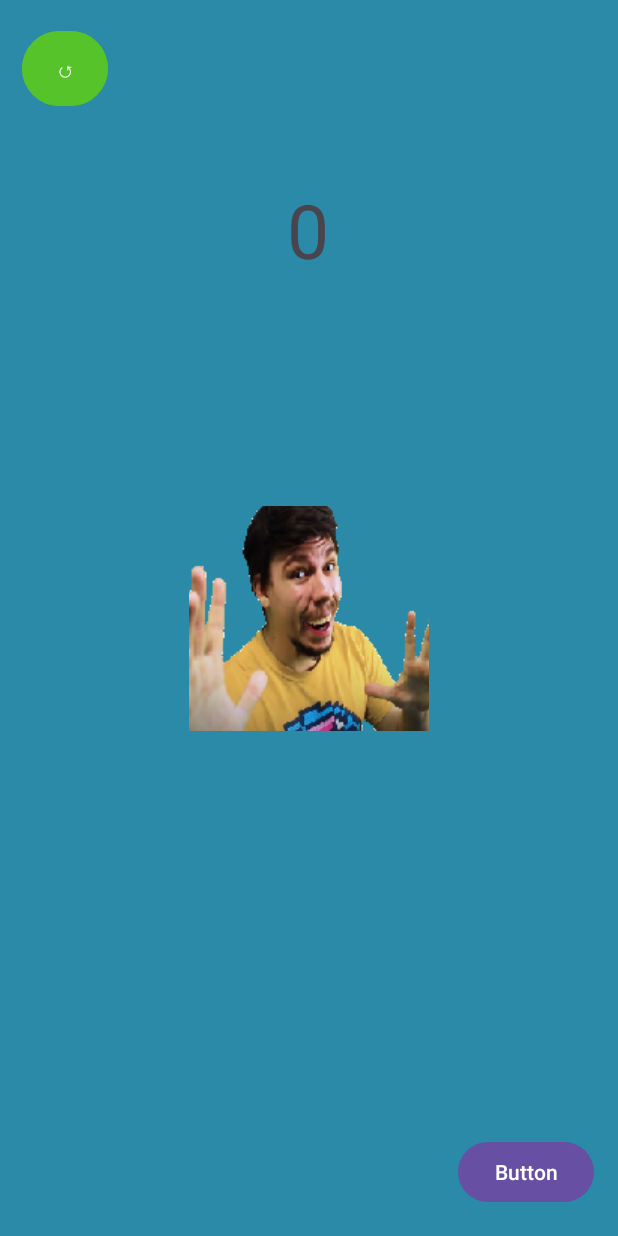
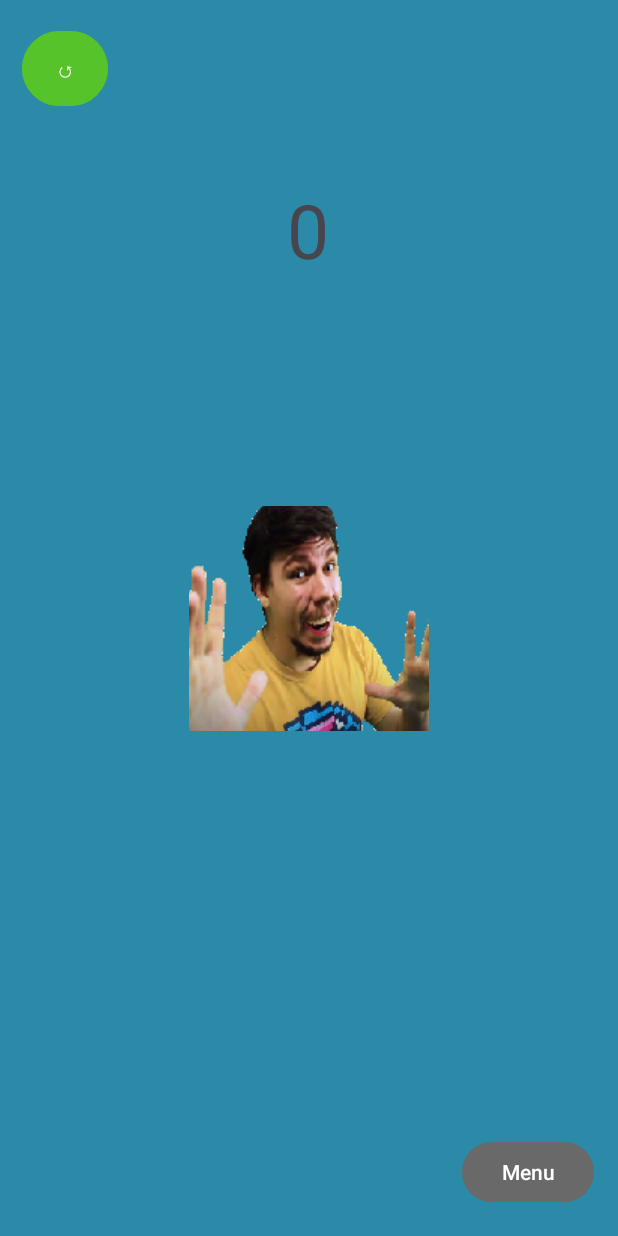
Before and after one commit to POTAP322/clicker, an Android app: the screen it shows after launch (MainActivity), on a phone screen of 412 x 824 dp. Run offline under Robolectric (Android 15) with nearby library versions, the phone set to English and light mode, and no system bars.

Commit message:
Доделал все темы + исправил баги с перезапуском

```diff
--- a/app/src/main/java/com/example/clicker/MainActivity.java
+++ b/app/src/main/java/com/example/clicker/MainActivity.java
@@ -16,6 +16,7 @@ import android.widget.TextView;
 import androidx.activity.EdgeToEdge;
 import androidx.annotation.NonNull;
 import androidx.appcompat.app.AppCompatActivity;
+import androidx.constraintlayout.widget.ConstraintLayout;
 import androidx.core.graphics.Insets;
 import androidx.core.view.ViewCompat;
 import androidx.core.view.WindowInsetsCompat;
@@ -33,13 +34,15 @@ public class MainActivity extends AppCompatActivity {
     private ImageButton clickerBtn;
     private Button themeSwitchMenuBtn;
     private Button restartBtn;
-    private RelativeLayout mainLayout;
+    private ConstraintLayout mainLayout;
 
     private static final String SCORE_KEY = "score";
     public static int score;
-    public static int scoreMultiplier = 1;
+    public static int scoreMultiplier = 100;
     public static int curThemeCode = 1;
     private Map<Integer, Integer> musicMap;
+    private Map<Integer, Integer> imageMap;
+    private Map<Integer, Integer> bgColourMap;
 
 
     private List<String> themes = new ArrayList<>(Arrays.asList("firstLevel","secondLevel"));
@@ -59,6 +62,8 @@ public class MainActivity extends AppCompatActivity {
             return insets;
         });
 
+        setContentView(R.layout.activity_main);
+
         if (savedInstanceState != null) {
             score = savedInstanceState.getInt(SCORE_KEY);
             String curScore = String.valueOf(score);
@@ -66,6 +71,8 @@ public class MainActivity extends AppCompatActivity {
         }
 
         initializeMusicMap();
+        initializeImageMap();
+        initializeBGcolourMap();
 
 
         scoreField = findViewById(R.id.scoreField);
@@ -74,7 +81,7 @@ public class MainActivity extends AppCompatActivity {
         clickerBtn = findViewById(R.id.clickerBtn);
         restartBtn = findViewById(R.id.restartBtn);
 
-//        mainLayout = findViewById(R.id.main);
+        mainLayout = findViewById(R.id.main);
 
         mediaPlayer = MediaPlayer.create(this, musicMap.get(curThemeCode));
         mediaPlayer.setLooping(true);
@@ -122,6 +129,22 @@ public class MainActivity extends AppCompatActivity {
                     scoreField.setText(String.valueOf(score));
                     restartClicks = 0;
                     scoreMultiplier = 1;
+                    curThemeCode = 1;
+
+                    clickerBtn.setImageResource(imageMap.get(1));
+
+                    mediaPlayer.stop();
+                    mediaPlayer.release();
+                    mediaPlayer = MediaPlayer.create(MainActivity.this, musicMap.get(curThemeCode));
+                    mediaPlayer.setLooping(true);
+                    mediaPlayer.start();
+
+                    mainLayout.setBackgroundColor(Color.parseColor("#2A8AA8"));
+
+
+                    mediaPlayer.setLooping(true);
+                    mediaPlayer.start();
+
                     restartBtn.setBackgroundColor(Color.parseColor("#56C32A"));
                 }
             }
@@ -149,10 +172,11 @@ public class MainActivity extends AppCompatActivity {
         SharedPreferences sharedPreferences = getSharedPreferences("MyPrefs", MODE_PRIVATE);
         boolean themeChanged = sharedPreferences.getBoolean("themeChanged", false);
         if (themeChanged) {
-            clickerBtn.setImageResource(R.drawable.star);
 
-//            int backgroundColor = sharedPreferences.getInt("backgroundColor", Color.WHITE);
-//            mainLayout.setBackgroundColor(backgroundColor);
+
+            clickerBtn.setImageResource(imageMap.get(curThemeCode));
+
+            mainLayout.setBackgroundColor(bgColourMap.get(curThemeCode));
 
             // Сбрасываем флаг после применения изменений
             SharedPreferences.Editor editor = sharedPreferences.edit();
@@ -177,8 +201,24 @@ public class MainActivity extends AppCompatActivity {
         musicMap = new HashMap<>();
         musicMap.put(1, R.raw.mrbeast);
         musicMap.put(2, R.raw.sovietmarh);
-//        imageMap.put(3, R.raw.kok);
-//        imageMap.put(4, R.raw.babb);
+        musicMap.put(3,R.raw.caramellag);
+        musicMap.put(4,R.raw.mongol);
+
+    }
+    private void initializeImageMap(){
+        imageMap = new HashMap<>();
+        imageMap.put(1,R.drawable.mrbst);
+        imageMap.put(2,R.drawable.star);
+        imageMap.put(3,R.drawable.caramella);
+        imageMap.put(4,R.drawable.tugarin);
+    }
+    private void initializeBGcolourMap(){
+        bgColourMap = new HashMap<>();
+        bgColourMap.put(1,Color.parseColor("#2A8AA8"));
+        bgColourMap.put(2,Color.parseColor("#FF5733"));
+        bgColourMap.put(3,Color.parseColor("#FFB6C1"));
+        bgColourMap.put(4,Color.parseColor("#FFD700"));
+
     }
 
 
--- a/app/src/main/res/layout/activity_main.xml
+++ b/app/src/main/res/layout/activity_main.xml
@@ -38,7 +38,8 @@
         android:id="@+id/themeSwitchMenuBtn"
         android:layout_width="wrap_content"
         android:layout_height="wrap_content"
-        android:text="Button"
+        android:text="Menu"
+        android:backgroundTint="#696969"
         app:layout_constraintBottom_toBottomOf="parent"
         app:layout_constraintEnd_toEndOf="parent"
         app:layout_constraintHorizontal_bias="0.95"
```
Also changed, not shown: app/src/main/java/com/example/clicker/ThemeSwitchActivity.java (+22 -0 lines), app/src/main/res/layout/activity_theme_switch.xml (+15 -5 lines), app/src/main/res/drawable/star.png, app/src/main/res/drawable/tugarin.png, 2 other files.
